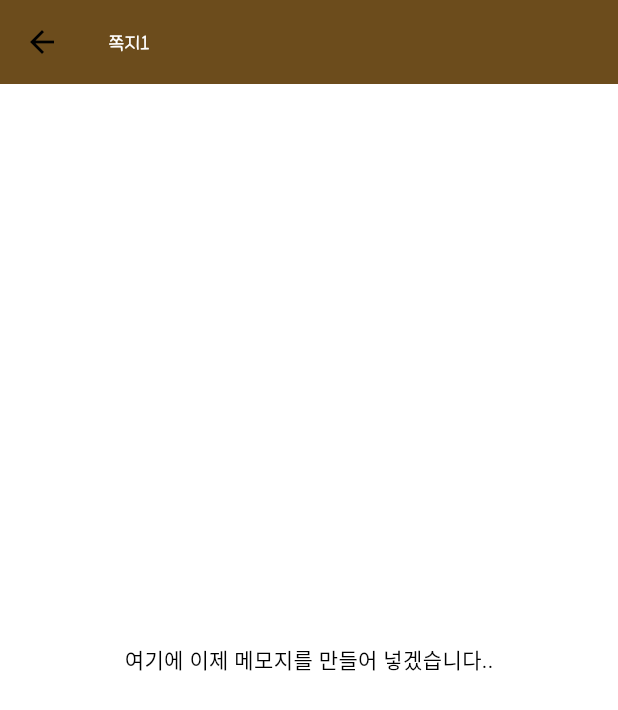
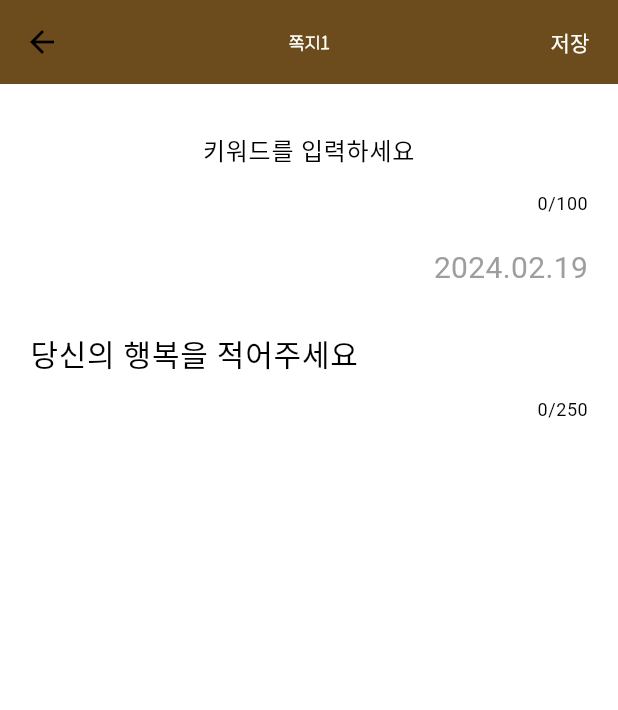
Before and after one commit to soju96/capsule, a Flutter app: the MemoInput screen opened directly, on a phone screen of 412 x 824 dp. Shown: the top 710 px of the screen. Run offline on Flutter 3.47's test engine with Material 3 defaults, Android fonts, the phone set to English and light mode, and no system bars; our stand-ins replace shared_preferences; accounts and stored records are empty.

Commit message:
[sj]/ update/ memo_screen_sj / 텍스트 입력에 대한 기능 및 프론트 작업 업데이트

```diff
--- a/lib/src/pages/memo_screen_sj.dart
+++ b/lib/src/pages/memo_screen_sj.dart
@@ -1,27 +1,111 @@
 import 'package:flutter/material.dart';
+import 'package:intl/intl.dart';
+import 'package:shared_preferences/shared_preferences.dart';
 
 class MemoInput extends StatefulWidget {
   const MemoInput({super.key});
 
   @override
-  State<MemoInput> createState() => _MemoInputState();
+  _MemoInputState createState() => _MemoInputState();
 }
 
 class _MemoInputState extends State<MemoInput> {
+  final TextEditingController _keywordController = TextEditingController();
+  final TextEditingController _contentController = TextEditingController();
+
+  @override
+  void dispose() {
+    _keywordController.dispose();
+    _contentController.dispose();
+    super.dispose();
+  }
+
   @override
   Widget build(BuildContext context) {
-    return Scaffold(
+    return GestureDetector(
+      onTap: () {
+        // 배경을 터치했을 때 포커스 해제하여 키보드가 내려가도록 함
+        FocusScope.of(context).unfocus();
+      },
+      child: Scaffold(
+        backgroundColor: Colors.white, // 전체 배경색을 흰색으로 설정
         appBar: AppBar(
           backgroundColor: Theme.of(context).primaryColor,
           title: const Text(
             '쪽지1',
             style: TextStyle(fontFamily: 'seoyoon'),
           ),
+          centerTitle: true,
+          actions: [
+            TextButton(
+              onPressed: () async {
+                // 작성 버튼을 눌렀을 때의 동작
+                SharedPreferences prefs = await SharedPreferences.getInstance();
+                prefs.setString('memo', _contentController.text); // 메모 내용 저장
+                prefs.setString('keyword', _keywordController.text); // 키워드 저장
+
+                ScaffoldMessenger.of(context).showSnackBar(
+                  const SnackBar(
+                    content: Text('저장되었습니다'),
                   ),
-      body: const Center(
+                );
+              },
+              child: const Text('저장', style: TextStyle(color: Colors.white)),
+            ),
+          ],
+        ),
+        body: GestureDetector(
+          onTap: () {
+            // 배경을 터치했을 때 포커스 해제하여 키보드가 내려가도록 함
+            FocusScope.of(context).unfocus();
+          },
+          child: SingleChildScrollView(
+            child: Container(
+              padding: const EdgeInsets.all(20),
+              decoration: const BoxDecoration(
+                color: Colors.white,
+                borderRadius: BorderRadius.only(),
+              ),
               child: Column(
-          mainAxisAlignment: MainAxisAlignment.center,
-          children: [Text('여기에 이제 메모지를 만들어 넣겠습니다..')],
+                crossAxisAlignment: CrossAxisAlignment.start,
+                children: [
+                  TextFormField(
+                    controller: _keywordController,
+                    textAlign: TextAlign.center, // 가운데 정렬
+                    maxLength: 100, // 최대 글자수 100자 제한
+                    decoration: const InputDecoration(
+                      hintText: '키워드를 입력하세요',
+                      alignLabelWithHint: true, // 가운데 정렬
+                      border: UnderlineInputBorder(), // 밑줄
+                    ),
+                    maxLines: null,
+                  ),
+                  const SizedBox(height: 20),
+                  Row(
+                    mainAxisAlignment: MainAxisAlignment.end,
+                    children: [
+                      Text(
+                        DateFormat('yyyy.MM.dd').format(DateTime.now()),
+                        style:
+                            const TextStyle(color: Colors.grey, fontSize: 20),
+                      ),
+                    ],
+                  ),
+                  const SizedBox(height: 20),
+                  TextFormField(
+                    style: const TextStyle(fontSize: 20),
+                    controller: _contentController,
+                    maxLength: 250, // 최대 글자수 250자
+                    decoration: const InputDecoration(
+                      hintText: '당신의 행복을 적어주세요',
+                      border: UnderlineInputBorder(), // 밑줄
+                    ),
+                    maxLines: null,
+                  ),
+                ],
+              ),
+            ),
+          ),
         ),
       ),
     );
```
Lines whose indentation alone changed are shown as unchanged.
